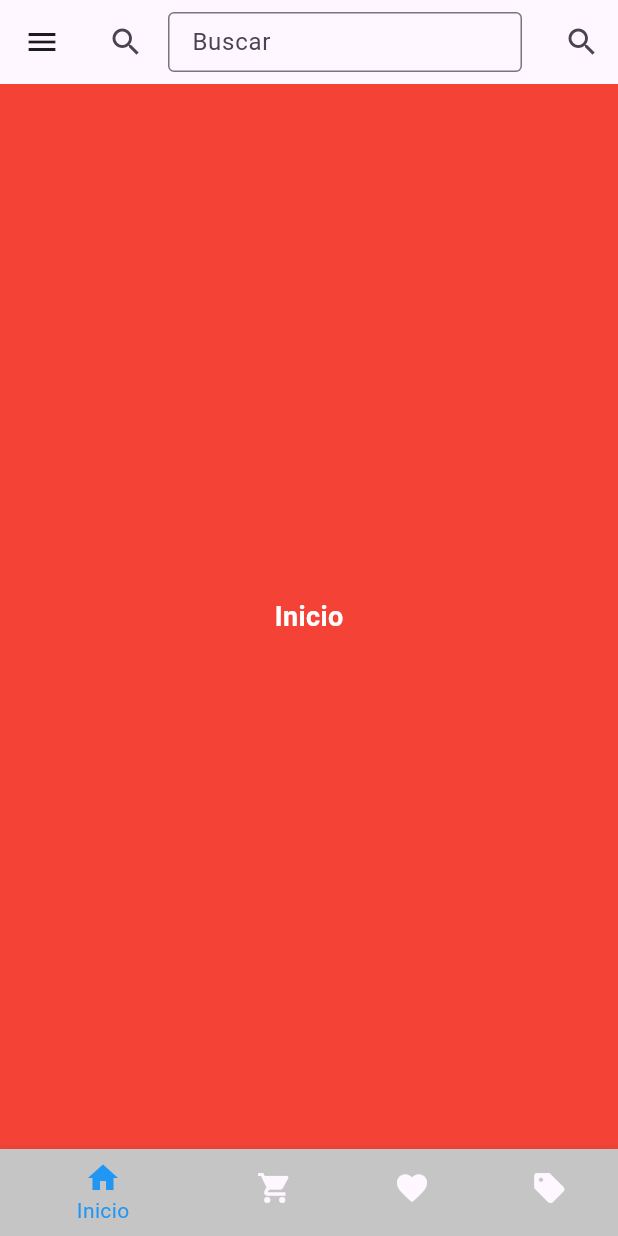
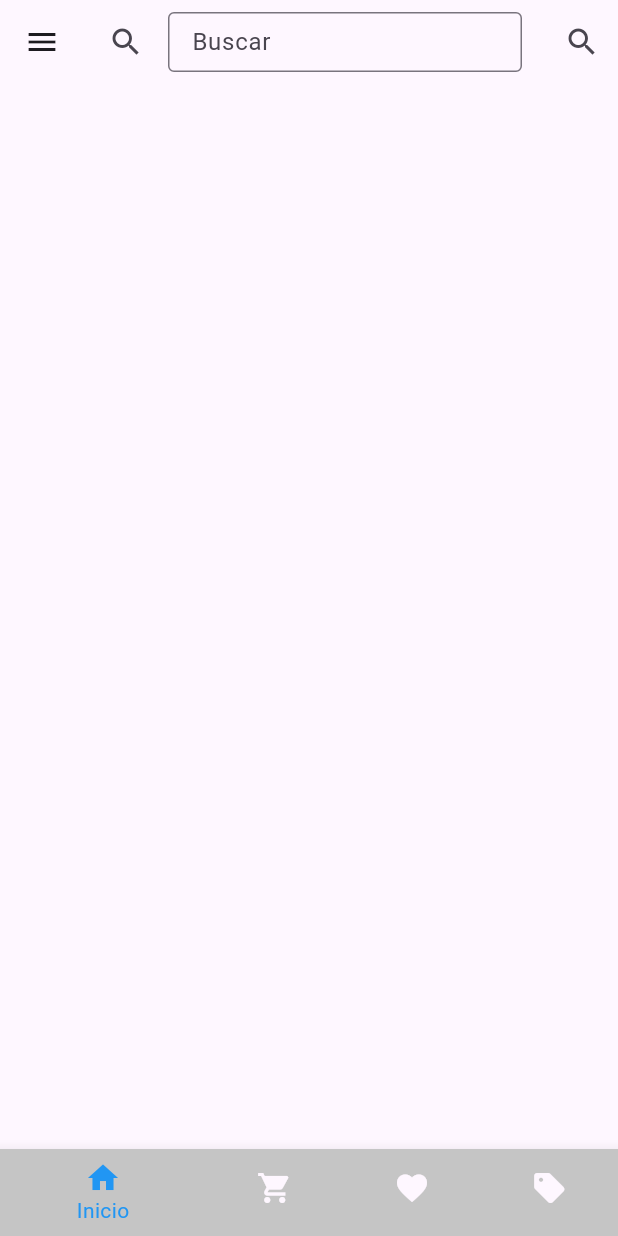
Before and after one commit to AgustinRgz/GeingeemuMobile, a Flutter app: the screen it shows after launch, on a phone screen of 412 x 824 dp. Run offline on Flutter 3.47's test engine with Material 3 defaults, Android fonts, the light colour scheme and no system bars; our stand-ins replace image_picker.

Commit message:
Update Inicio

```diff
--- /dev/null
+++ b/lib/inicio.dart
@@ -0,0 +1,22 @@
+import 'package:flutter/material.dart';
+
+class InicioView extends StatefulWidget {
+  const InicioView({super.key});
+
+  @override
+  _InicioViewState createState() => _InicioViewState();
+}
+
+class _InicioViewState extends State<InicioView> {
+  @override
+  Widget build(BuildContext context) {
+    return Scaffold(
+      body: Column(
+        children: [
+          Container(
+          ),
+        ]
+      ),
+    );
+  }
+}
--- a/lib/main.dart
+++ b/lib/main.dart
@@ -1,4 +1,5 @@
 import 'package:flutter/material.dart';
+import 'package:geingeemu/inicio.dart';
 import 'dart:io';
 import 'package:image_picker/image_picker.dart';
 import 'package:flutter/foundation.dart';
@@ -7,6 +8,7 @@ import 'miscompras.dart';
 import 'Miperfil.dart';
 import 'carrito.dart';
 import 'ventas.dart';
+import 'inicio.dart';
 void main() => runApp(const MyApp());
 
 class MyApp extends StatelessWidget {
@@ -122,7 +124,7 @@ class _HomeViewState extends State<HomeView> {
   String _searchText = ''; // Add this line
 
   final List<Widget> _pages = [
-    PlaceholderWidget(color: Colors.red, text: 'Inicio'),
+    const InicioView(),
     ShoppingCartView(),
     PlaceholderWidget(color: Colors.blue, text: 'Lista de Deseos'),
     const SellView(),
```
Also changed, not shown: assets/imagenes/BannerInicio.png (added), pubspec.lock.
